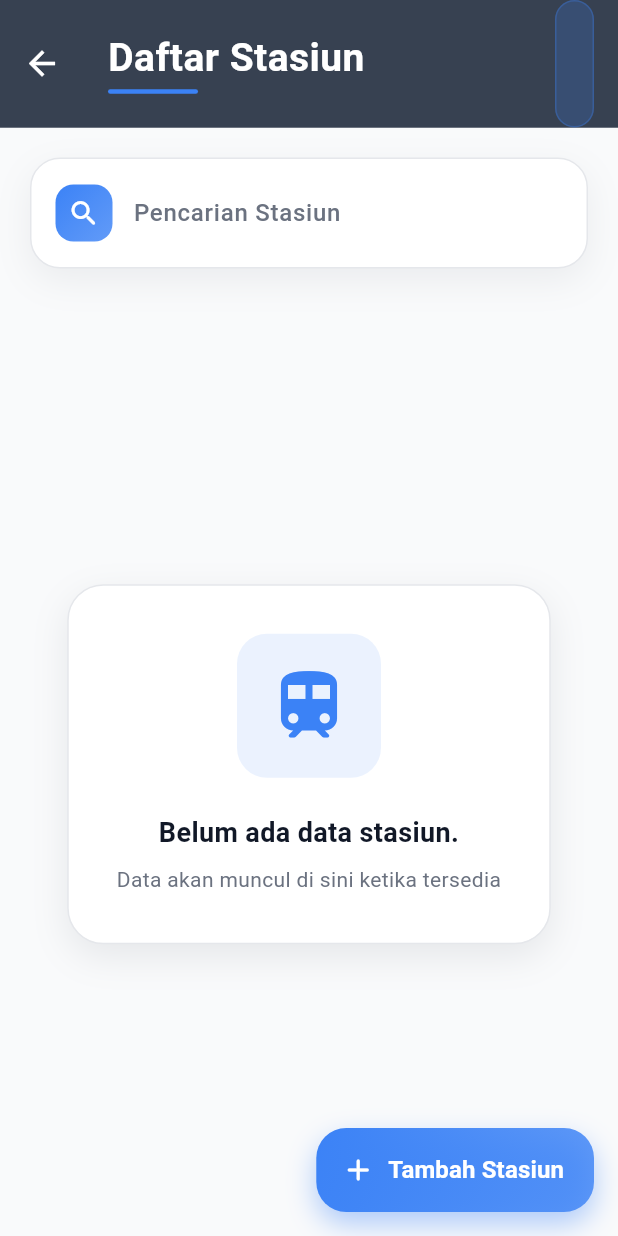
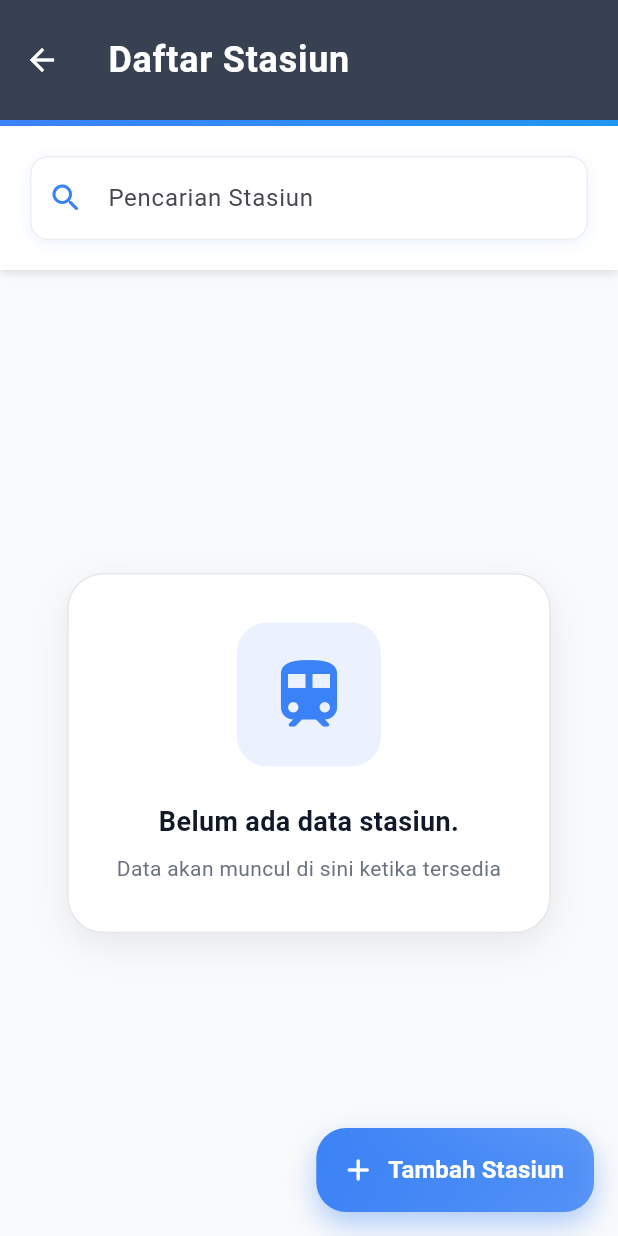
Before and after one commit to Gaten12/kaig, a Flutter app: the ListStasiunScreen screen opened directly, on a phone screen of 412 x 824 dp. Run offline on Flutter 3.47's test engine with Material 3 defaults, Android fonts, the phone set to English and light mode, and no system bars; our stand-ins replace cloud_firestore, firebase_auth, firebase_core, flutter_dotenv, flutter_markdown, get and 3 more; accounts and stored records are empty.

Commit message:
minggu, 22-06-25. pavelekaa

```diff
--- a/lib/screens/admin/screens/list_stasiun_screen.dart
+++ b/lib/screens/admin/screens/list_stasiun_screen.dart
@@ -64,144 +64,97 @@ class _ListStasiunScreenState extends State<ListStasiunScreen> {
     return Scaffold(
       backgroundColor: _lightGray,
       appBar: AppBar(
-        toolbarHeight: 85,
+        elevation: 0,
+        toolbarHeight: 80,
         backgroundColor: _charcoalGray,
-        elevation: 0,
-        flexibleSpace: Container(
-          decoration: BoxDecoration(
-            gradient: LinearGradient(
-              colors: [_charcoalGray, _charcoalGray.withOpacity(0.9)],
-              begin: Alignment.topCenter,
-              end: Alignment.bottomCenter,
+        title: const Text(
+          "Daftar Stasiun",
+          style: TextStyle(
+            color: _pureWhite,
+            fontSize: 24,
+            fontWeight: FontWeight.w600,
+            letterSpacing: 0.5,
+          ),
+        ),
+        iconTheme: const IconThemeData(color: _pureWhite),
+        bottom: PreferredSize(
+          preferredSize: const Size.fromHeight(4),
+          child: Container(
+            height: 4,
+            decoration: const BoxDecoration(
+              gradient: LinearGradient(
+                colors: [_electricBlue, Colors.blue],
+                begin: Alignment.centerLeft,
+                end: Alignment.centerRight,
+              ),
             ),
           ),
         ),
-        title: Column(
-          crossAxisAlignment: CrossAxisAlignment.start,
-          children: [
-            const Text(
-              "Daftar Stasiun",
-              style: TextStyle(
-                color: Colors.white,
-                fontSize: 26,
-                fontWeight: FontWeight.w700,
-                letterSpacing: 0.3,
-              ),
-            ),
-            Container(
-              margin: const EdgeInsets.only(top: 4),
-              width: 60,
-              height: 3,
-              decoration: BoxDecoration(
-                color: _electricBlue,
-                borderRadius: BorderRadius.circular(2),
-              ),
-            ),
-          ],
-        ),
-        iconTheme: const IconThemeData(color: Colors.white, size: 26),
-        actions: [
-          Container(
-            margin: const EdgeInsets.only(right: 16),
-            padding: const EdgeInsets.symmetric(horizontal: 12, vertical: 6),
-            decoration: BoxDecoration(
-              color: _electricBlue.withOpacity(0.2),
-              borderRadius: BorderRadius.circular(20),
-              border: Border.all(color: _electricBlue.withOpacity(0.3)),
-            ),
-          ),
-        ],
       ),
       body: Column(
         children: [
-          // Premium Search Section
+          // Header dengan search section
           Container(
-            margin: const EdgeInsets.fromLTRB(20, 20, 20, 16),
-            decoration: BoxDecoration(
+            padding: const EdgeInsets.all(20),
+            decoration: const BoxDecoration(
               color: _pureWhite,
-              borderRadius: BorderRadius.circular(20),
-              border: Border.all(color: _borderColor, width: 1),
               boxShadow: [
                 BoxShadow(
-                  color: _charcoalGray.withOpacity(0.08),
-                  blurRadius: 20,
-                  offset: const Offset(0, 8),
-                  spreadRadius: 0,
+                  color: Colors.black12,
+                  blurRadius: 4,
+                  offset: Offset(0, 2),
                 ),
               ],
             ),
-            child: Padding(
-              padding: const EdgeInsets.all(6),
-              child: TextField(
-                controller: _searchController,
-                style: TextStyle(
-                  color: _textPrimary,
-                  fontSize: 16,
-                  fontWeight: FontWeight.w500,
-                ),
-                decoration: InputDecoration(
-                  labelText: "Pencarian Stasiun",
-                  hintText: "Cari berdasarkan nama atau kota...",
-                  labelStyle: TextStyle(
-                    color: _textSecondary,
-                    fontWeight: FontWeight.w500,
+            child: Column(
+              crossAxisAlignment: CrossAxisAlignment.start,
+              children: [
+                Container(
+                  decoration: BoxDecoration(
+                    borderRadius: BorderRadius.circular(12),
+                    boxShadow: [
+                      BoxShadow(
+                        color: _electricBlue.withOpacity(0.1),
+                        blurRadius: 8,
+                        offset: const Offset(0, 2),
+                      ),
+                    ],
                   ),
-                  hintStyle: TextStyle(
-                    color: _textSecondary.withOpacity(0.7),
-                    fontSize: 15,
-                  ),
-                  prefixIcon: Container(
-                    margin: const EdgeInsets.all(10),
-                    padding: const EdgeInsets.all(8),
-                    decoration: BoxDecoration(
-                      gradient: LinearGradient(
-                        colors: [_electricBlue, _electricBlue.withOpacity(0.8)],
-                        begin: Alignment.topLeft,
-                        end: Alignment.bottomRight,
+                  child: TextField(
+                    controller: _searchController,
+                    style: const TextStyle(fontSize: 16),
+                    decoration: InputDecoration(
+                      labelText: "Pencarian Stasiun",
+                      hintText: "Cari berdasarkan nama atau kota...",
+                      hintStyle: TextStyle(color: Colors.grey.shade500),
+                      prefixIcon: Icon(Icons.search_rounded, color: _electricBlue),
+                      filled: true,
+                      fillColor: _pureWhite,
+                      border: OutlineInputBorder(
+                        borderRadius: BorderRadius.circular(12),
+                        borderSide: BorderSide(color: Colors.grey.shade200),
                       ),
-                      borderRadius: BorderRadius.circular(12),
-                    ),
-                    child: const Icon(
-                      Icons.search_rounded,
-                      color: Colors.white,
-                      size: 22,
+                      enabledBorder: OutlineInputBorder(
+                        borderRadius: BorderRadius.circular(12),
+                        borderSide: BorderSide(color: Colors.grey.shade200),
+                      ),
+                      focusedBorder: OutlineInputBorder(
+                        borderRadius: BorderRadius.circular(12),
+                        borderSide: const BorderSide(color: _electricBlue, width: 2),
+                      ),
+                      suffixIcon: _searchQuery.isNotEmpty
+                          ? IconButton(
+                              icon: Icon(Icons.clear_rounded,
+                                  color: Colors.grey.shade600),
+                              onPressed: () {
+                                _searchController.clear();
+                              },
+                            )
+                          : const SizedBox.shrink(),
                     ),
                   ),
-                  suffixIcon: _searchQuery.isNotEmpty
-                      ? Container(
-                          margin: const EdgeInsets.all(10),
-                          decoration: BoxDecoration(
-                            color: _textSecondary.withOpacity(0.1),
-                            borderRadius: BorderRadius.circular(12),
-                          ),
-                          child: IconButton(
-                            icon: Icon(
-                              Icons.clear_rounded,
-                              color: _textSecondary,
-                              size: 20,
-                            ),
-                            onPressed: () {
-                              _searchController.clear();
-                            },
-                          ),
-                        )
-                      : null,
-                  border: OutlineInputBorder(
-                    borderRadius: BorderRadius.circular(16),
-                    borderSide: BorderSide.none,
-                  ),
-                  focusedBorder: OutlineInputBorder(
-                    borderRadius: BorderRadius.circular(16),
-                    borderSide: BorderSide(color: _electricBlue, width: 2),
-                  ),
-                  filled: true,
-                  fillColor: Colors.transparent,
-                  contentPadding: const EdgeInsets.symmetric(
-                    horizontal: 20,
-                    vertical: 18,
-                  ),
                 ),
-              ),
+              ],
             ),
           ),
           // Enhanced List Section
```
Also changed, not shown: lib/main.dart (+10 -14 lines), lib/screens/admin/screens/list_gerbong_screen.dart (+0 -9 lines), lib/screens/admin/screens/list_jadwal_screen.dart (+55 -45 lines), lib/screens/admin/screens/list_kereta_screen.dart (+51 -50 lines).
